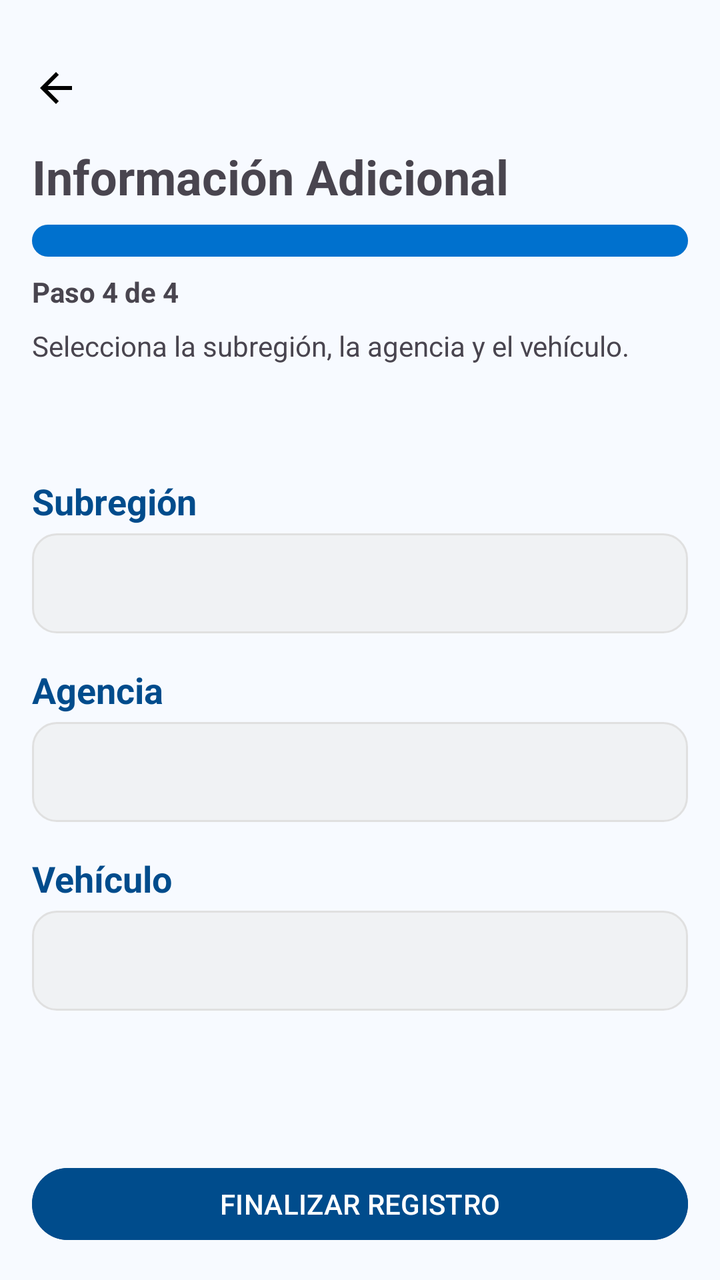
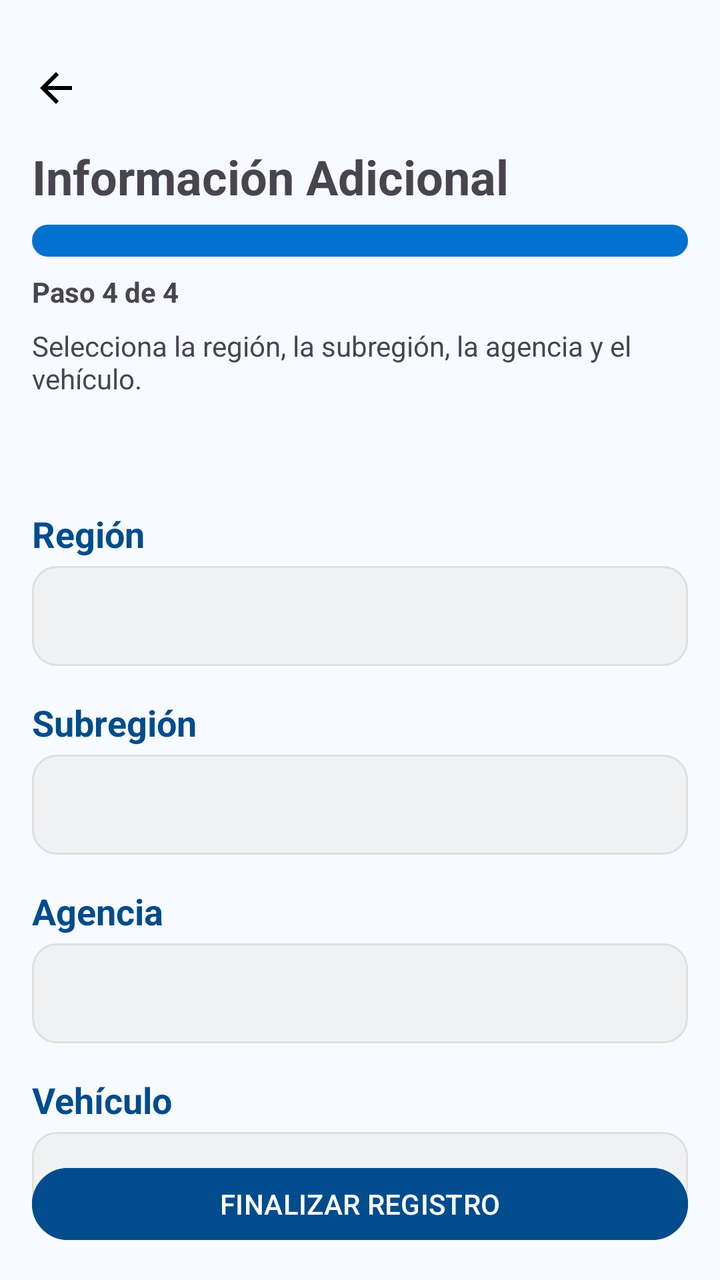

Screens rendered from an Android XML layout before and after an edit, with the pre-edit source and the edit as a unified diff.
<!-- AndroidManifest.xml: application theme Theme.TecniAppICE -->
<!-- res/layout/fragment_paso_4.xml -->
<?xml version="1.0" encoding="utf-8"?>
<androidx.constraintlayout.widget.ConstraintLayout xmlns:android="http://schemas.android.com/apk/res/android"
    xmlns:app="http://schemas.android.com/apk/res-auto"
    xmlns:tools="http://schemas.android.com/tools"
    android:layout_width="match_parent"
    android:layout_height="match_parent"
    android:padding="16dp"
    tools:context=".registro.Paso4Fragment">

    
    <LinearLayout
        android:id="@+id/countryLayout"
        android:layout_width="wrap_content"
        android:layout_height="wrap_content"
        android:layout_marginTop="16dp"
        android:orientation="horizontal"
        app:layout_constraintStart_toStartOf="parent"
        app:layout_constraintTop_toTopOf="parent">

        <ImageView
            android:id="@+id/backArrow"
            android:layout_width="24dp"
            android:layout_height="24dp"
            android:contentDescription="Volver"
            android:src="@drawable/ic_arrow_back" />
    </LinearLayout>

    
    <TextView
        android:id="@+id/tvTitle"
        android:layout_width="wrap_content"
        android:layout_height="wrap_content"
        android:layout_marginTop="16dp"
        android:text="Información Adicional"
        android:textSize="24sp"
        android:textStyle="bold"
        app:layout_constraintStart_toStartOf="parent"
        app:layout_constraintTop_toBottomOf="@id/countryLayout" />

    
    <ProgressBar
        android:id="@+id/progressBar"
        style="?android:attr/progressBarStyleHorizontal"
        android:layout_width="0dp"
        android:layout_height="wrap_content"
        android:layout_marginTop="8dp"
        android:max="100"
        android:progress="100"
        android:progressDrawable="@drawable/progress_bar"
        app:layout_constraintEnd_toEndOf="parent"
        app:layout_constraintStart_toStartOf="parent"
        app:layout_constraintTop_toBottomOf="@id/tvTitle" />

    
    <TextView
        android:id="@+id/tvStep"
        android:layout_width="wrap_content"
        android:layout_height="wrap_content"
        android:layout_marginTop="8dp"
        android:text="Paso 4 de 4"
        android:textSize="14sp"
        android:textStyle="bold"
        app:layout_constraintStart_toStartOf="parent"
        app:layout_constraintTop_toBottomOf="@id/progressBar" />

    
    <TextView
        android:id="@+id/tvInstructions"
        android:layout_width="wrap_content"
        android:layout_height="wrap_content"
        android:layout_marginTop="8dp"
        android:text="Selecciona la subregión, la agencia y el vehículo."
        android:textSize="14sp"
        app:layout_constraintStart_toStartOf="parent"
        app:layout_constraintTop_toBottomOf="@id/tvStep" />

    
    <LinearLayout
        android:id="@+id/step4Layout"
        android:layout_width="match_parent"
        android:layout_height="wrap_content"
        android:layout_marginTop="40dp"
        android:orientation="vertical"
        android:visibility="visible"
        app:layout_constraintTop_toBottomOf="@id/tvInstructions">

        
        <TextView
            android:layout_width="wrap_content"
            android:layout_height="wrap_content"
            android:layout_marginTop="16dp"
            android:layout_marginBottom="4dp"
            android:text="Subregión"
            android:textColor="@color/ice_blue_dark"
            android:textSize="18sp"
            android:textStyle="bold" />

        <Spinner
            android:id="@+id/spinnerSubregion"
            android:layout_width="match_parent"
            android:layout_height="50dp"
            android:background="@drawable/rounded_bg_f0f2f4"
            android:drawableEnd="@drawable/ic_arrow_down" />

        
        <TextView
            android:layout_width="wrap_content"
            android:layout_height="wrap_content"
            android:layout_marginTop="16dp"
            android:layout_marginBottom="4dp"
            android:text="Agencia"
            android:textColor="@color/ice_blue_dark"
            android:textSize="18sp"
            android:textStyle="bold" />

        <Spinner
            android:id="@+id/spinnerAgencia"
            android:layout_width="match_parent"
            android:layout_height="50dp"
            android:background="@drawable/rounded_bg_f0f2f4"
            android:drawableEnd="@drawable/ic_arrow_down" />

        
        <TextView
            android:layout_width="wrap_content"
            android:layout_height="wrap_content"
            android:layout_marginTop="16dp"
            android:layout_marginBottom="4dp"
            android:text="Vehículo"
            android:textColor="@color/ice_blue_dark"
            android:textSize="18sp"
            android:textStyle="bold" />

        <Spinner
            android:id="@+id/spinnerVehiculo"
            android:layout_width="match_parent"
            android:layout_height="50dp"
            android:background="@drawable/rounded_bg_f0f2f4"
            android:drawableEnd="@drawable/ic_arrow_down" />
    </LinearLayout>

    <com.google.android.material.button.MaterialButton
        android:id="@+id/btnFinishRegistration"
        android:layout_width="match_parent"
        android:layout_height="wrap_content"
        android:layout_marginTop="16dp"
        android:backgroundTint="@color/ice_blue_dark"
        android:text="FINALIZAR REGISTRO"
        android:textColor="@color/white"
        app:cornerRadius="32dp"
        app:layout_constraintBottom_toBottomOf="parent" />

</androidx.constraintlayout.widget.ConstraintLayout>
<!-- resources referenced by this layout -->
<resources>
  <color name="ice_blue_dark">#004C8C</color>
  <color name="white">#FFFFFFFF</color>
  <!-- drawable ic_arrow_back (drawable) -->
  <vector xmlns:android="http://schemas.android.com/apk/res/android" android:autoMirrored="true" android:height="24dp" android:tint="#000000" android:viewportHeight="24" android:viewportWidth="24" android:width="24dp">
        
      <path android:fillColor="@android:color/white" android:pathData="M20,11H7.83l5.59,-5.59L12,4l-8,8 8,8 1.41,-1.41L7.83,13H20v-2z"/>
      
  </vector>
  <!-- drawable ic_arrow_down (drawable) -->
  <vector xmlns:android="http://schemas.android.com/apk/res/android" android:height="24dp" android:tint="#0070CD" android:viewportHeight="24" android:viewportWidth="24" android:width="24dp">
        
      <path android:fillColor="@android:color/white" android:pathData="M7,10l5,5 5,-5z"/>
      
  </vector>
  <!-- drawable progress_bar (drawable) -->
  <layer-list xmlns:android="http://schemas.android.com/apk/res/android">
  
      
      <item android:id="@android:id/background">
          <shape>
              <corners android:radius="8dp" />
              <solid android:color="#D3D3D3"/> 
          </shape>
      </item>
  
      
      <item android:id="@android:id/progress">
          <clip>
              <shape>
                  <corners android:radius="8dp" />
                  <solid android:color="@color/ice_blue"/> 
              </shape>
          </clip>
      </item>
  
      
      <item android:id="@android:id/secondaryProgress">
          <clip>
              <shape>
                  <corners android:radius="8dp" />
                  <solid android:color="#FFC107"/> 
              </shape>
          </clip>
      </item>
  
  </layer-list>
  <!-- drawable rounded_bg_f0f2f4 (drawable) -->
  <?xml version="1.0" encoding="utf-8"?>
  <shape xmlns:android="http://schemas.android.com/apk/res/android"
      android:shape="rectangle">
  
      
      <solid android:color="#F0F2F4"/>
  
      
      <corners android:radius="12dp"/>
  
      
      <stroke
          android:width="1dp"
          android:color="#E0E0E0"/>
  
      
      <padding
          android:left="8dp"
          android:right="32dp"
          android:top="8dp"
          android:bottom="8dp"/>
  </shape>
  <color name="ice_blue">#0071CE</color>
  <color name="ice_yellow">#FFDD00</color>
  <color name="black">#FF000000</color>
  <color name="surface_light">#CCFFFFFF</color>
  <color name="on_light">#0A0A0A</color>
  <color name="surface_variant_light">#EAF3FF</color>
  <color name="error_500">#D32F2F</color>
  <color name="success_500">#4CAF50</color>
  <color name="bg_light">#F7FAFF</color>
  <style name="Tecni.Card" parent="Widget.Material3.CardView.Elevated">
          <item name="cardCornerRadius">20dp</item>
          <item name="cardElevation">3dp</item>
          <item name="strokeWidth">0dp</item>
      </style>
  <style name="Tecni.Button" parent="Widget.Material3.Button.TonalButton">
          <item name="android:minHeight">44dp</item>
      </style>
  <style name="Tecni.Chip" parent="Widget.Material3.Chip.Filter">
          <item name="android:minHeight">36dp</item>
      </style>
  <style name="Tecni.Toolbar" parent="Widget.Material3.Toolbar">
          <item name="android:elevation">2dp</item>
      </style>
  <!-- unchanged entries left out for length: 1 -->
</resources>

<!-- the commit's change to res/layout/fragment_paso_4.xml (unified diff, before → after) -->
@@ -69,7 +69,7 @@
         android:layout_width="wrap_content"
         android:layout_height="wrap_content"
         android:layout_marginTop="8dp"
-        android:text="Selecciona la subregión, la agencia y el vehículo."
+        android:text="Selecciona la región, la subregión, la agencia y el vehículo."
         android:textSize="14sp"
         app:layout_constraintStart_toStartOf="parent"
         app:layout_constraintTop_toBottomOf="@id/tvStep" />
@@ -83,6 +83,24 @@
         android:orientation="vertical"
         android:visibility="visible"
         app:layout_constraintTop_toBottomOf="@id/tvInstructions">
+
+        
+        <TextView
+            android:layout_width="wrap_content"
+            android:layout_height="wrap_content"
+            android:layout_marginTop="16dp"
+            android:layout_marginBottom="4dp"
+            android:text="Región"
+            android:textColor="@color/ice_blue_dark"
+            android:textSize="18sp"
+            android:textStyle="bold" />
+
+        <Spinner
+            android:id="@+id/spinnerRegion"
+            android:layout_width="match_parent"
+            android:layout_height="50dp"
+            android:background="@drawable/rounded_bg_f0f2f4"
+            android:drawableEnd="@drawable/ic_arrow_down" />
 
         
         <TextView
